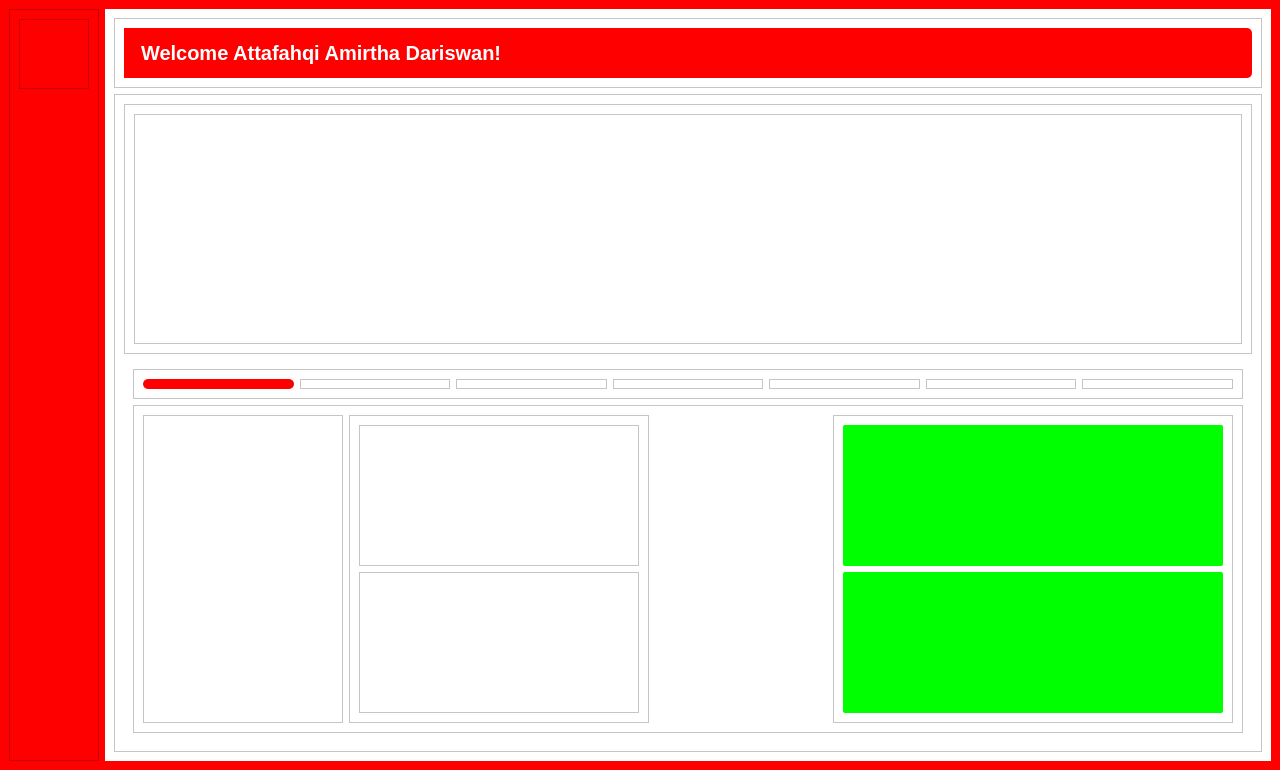
Before: the Qt Designer form pages/Home/UI_home/Admin.ui in KevinHutagaol/control-center-2026, drawn with Qt 5.
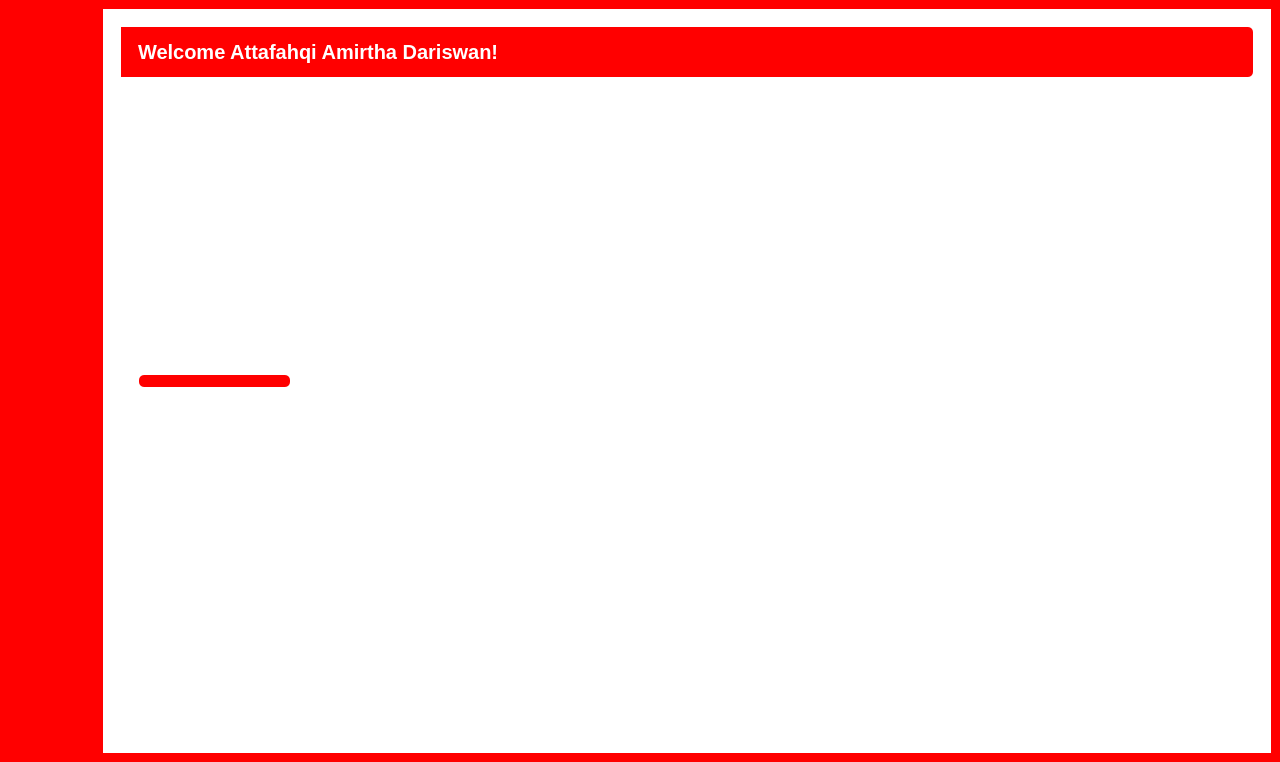
After: the same form once the commit is applied. Icons and pictures are not drawn.

Commit message: remove border in linucx

```diff
--- a/pages/Home/UI_home/Admin.ui
+++ b/pages/Home/UI_home/Admin.ui
@@ -14,11 +14,13 @@
    <string>MainWindow</string>
   </property>
   <property name="styleSheet">
-   <string notr="true"/>
+   <string notr="true">
+border: none;</string>
   </property>
   <widget class="QWidget" name="centralwidget">
    <property name="styleSheet">
-    <string notr="true">background-color: rgb(255, 0, 0);</string>
+    <string notr="true">background-color: rgb(255, 0, 0);
+border: none;</string>
    </property>
    <layout class="QHBoxLayout" name="horizontalLayout">
     <item>
@@ -36,7 +38,8 @@
        </size>
       </property>
       <property name="styleSheet">
-       <string notr="true">background-color: rgb(255, 0, 0);</string>
+       <string notr="true">background-color: rgb(255, 0, 0);
+border: none;</string>
       </property>
       <property name="frameShape">
        <enum>QFrame::StyledPanel</enum>
@@ -66,7 +69,8 @@
           </size>
          </property>
          <property name="styleSheet">
-          <string notr="true">image: url(:/Asset/Asset/Logo Putih.png);</string>
+          <string notr="true">image: url(:/Asset/Asset/Logo Putih.png);
+border: none;</string>
          </property>
          <property name="frameShape">
           <enum>QFrame::StyledPanel</enum>
@@ -122,7 +126,8 @@
 
 QPushButton:hover {
 	image: url(:/Asset/Asset/Lampu Idup.png);
-}</string>
+};
+border: none;</string>
          </property>
          <property name="text">
           <string/>
@@ -163,7 +168,8 @@
 QPushButton:hover {
 	
 	image: url(:/Asset/Asset/Chart isi.png);
-}</string>
+};
+border: none;</string>
          </property>
          <property name="text">
           <string/>
@@ -201,7 +207,8 @@
 QPushButton:hover {
 	
 	image: url(:/Asset/Asset/Chart isi.png);
-}</string>
+};
+border: none;</string>
          </property>
          <property name="text">
           <string/>
@@ -255,7 +262,8 @@
 QPushButton:hover {
 	
 	image: url(:/Asset/Asset/Log Out 2.png);
-}</string>
+};
+border: none;</string>
          </property>
          <property name="text">
           <string/>
@@ -274,7 +282,8 @@
        </size>
       </property>
       <property name="styleSheet">
-       <string notr="true">background-color: rgb(255, 255, 255);</string>
+       <string notr="true">background-color: rgb(255, 255, 255);
+border: none;</string>
       </property>
       <property name="currentIndex">
        <number>0</number>
@@ -302,7 +311,8 @@
               <string notr="true">background-color: rgb(255, 0, 0);
 border-radius : 5px;
 border-top-left-radius: 0px;
-border-bottom-left-radius: 0px;</string>
+border-bottom-left-radius: 0px;
+border: none;</string>
              </property>
              <property name="frameShape">
               <enum>QFrame::StyledPanel</enum>
@@ -318,9 +328,10 @@
 color: rgb(255, 255, 255);
 font-size: 20px;
 padding:3px;
-font-family: &quot;SF Pro Display&quot;; 
+font-family: "SF Pro Display"; 
 		font-weight: bold; 
-    	font-style: normal;</string>
+    	font-style: normal;
+border: none;</string>
                 </property>
                 <property name="text">
                  <string>Welcome Attafahqi Amirtha Dariswan!</string>
@@ -411,7 +422,8 @@
 
 QPushButton:hover {
 	image: url(:/Asset/Asset/Modul 23.png);
-}</string>
+};
+border: none;</string>
                     </property>
                     <property name="text">
                      <string/>
@@ -445,7 +457,8 @@
 
 QPushButton:hover {
 	image: url(:/Asset/Asset/Modul 4.png);
-}</string>
+};
+border: none;</string>
                     </property>
                     <property name="text">
                      <string/>
@@ -479,7 +492,8 @@
 
 QPushButton:hover {
 	image: url(:/Asset/Asset/Modul 5.png);
-}</string>
+};
+border: none;</string>
                     </property>
                     <property name="text">
                      <string/>
@@ -513,7 +527,8 @@
 
 QPushButton:hover {
 	image: url(:/Asset/Asset/Modul 6.png);
-}</string>
+};
+border: none;</string>
                     </property>
                     <property name="text">
                      <string/>
@@ -547,7 +562,8 @@
 
 QPushButton:hover {
 	image: url(:/Asset/Asset/Modul 7.png);
-}</string>
+};
+border: none;</string>
                     </property>
                     <property name="text">
                      <string/>
@@ -581,7 +597,8 @@
 
 QPushButton:hover {
 	image: url(:/Asset/Asset/Modul 8.png);
-}</string>
+};
+border: none;</string>
                     </property>
                     <property name="text">
                      <string/>
@@ -615,7 +632,8 @@
 
 QPushButton:hover {
 	image: url(:/Asset/Asset/Modul 910.png);
-}</string>
+};
+border: none;</string>
                     </property>
                     <property name="text">
                      <string/>
@@ -672,7 +690,8 @@
                    <widget class="QFrame" name="frame_6">
                     <property name="styleSheet">
                      <string notr="true">background-color: rgb(255, 0, 0);
-border-radius : 5px;</string>
+border-radius : 5px;
+border: none;</string>
                     </property>
                     <property name="frameShape">
                      <enum>QFrame::StyledPanel</enum>
@@ -748,7 +767,8 @@
                <item>
                 <widget class="QFrame" name="frame_2">
                  <property name="styleSheet">
-                  <string notr="true"/>
+                  <string notr="true">
+border: none;</string>
                  </property>
                  <property name="frameShape">
                   <enum>QFrame::StyledPanel</enum>
@@ -772,7 +792,8 @@
                      </size>
                     </property>
                     <property name="styleSheet">
-                     <string notr="true">image: url(:/Asset/Asset/Modul 23.png);</string>
+                     <string notr="true">image: url(:/Asset/Asset/Modul 23.png);
+border: none;</string>
                     </property>
                     <property name="frameShape">
                      <enum>QFrame::StyledPanel</enum>
@@ -806,7 +827,8 @@
                         </sizepolicy>
                        </property>
                        <property name="styleSheet">
-                        <string notr="true">image: url(:/Asset/Asset/Root Locus.png);</string>
+                        <string notr="true">image: url(:/Asset/Asset/Root Locus.png);
+border: none;</string>
                        </property>
                        <property name="frameShape">
                         <enum>QFrame::StyledPanel</enum>
@@ -825,7 +847,8 @@
                         </sizepolicy>
                        </property>
                        <property name="styleSheet">
-                        <string notr="true">image: url(:/Asset/Asset/FreqResp.png);</string>
+                        <string notr="true">image: url(:/Asset/Asset/FreqResp.png);
+border: none;</string>
                        </property>
                        <property name="frameShape">
                         <enum>QFrame::StyledPanel</enum>
@@ -914,7 +937,7 @@
 		image: url(:/Asset/Asset/Run1.png);
 		font-size: 40px;
 		padding:7px;
-		font-family: &quot;SF Pro Display&quot;; 
+		font-family: "SF Pro Display"; 
 			font-weight: bold; 
     		font-style: normal;
 
@@ -924,7 +947,8 @@
 QPushButton:hover {
 	image: url(:/Asset/Asset/Run2.png);
     background-color: rgba(0, 200, 0, 225);
-}</string>
+};
+border: none;</string>
                        </property>
                        <property name="text">
                         <string/>
@@ -967,7 +991,7 @@
 		image: url(:/Asset/Asset/Run1.png);
 		font-size: 40px;
 		padding:7px;
-		font-family: &quot;SF Pro Display&quot;; 
+		font-family: "SF Pro Display"; 
 			font-weight: bold; 
     		font-style: normal;
 
@@ -977,7 +1001,8 @@
 QPushButton:hover {
 	image: url(:/Asset/Asset/Run2.png);
     background-color: rgba(0, 200, 0, 225);
-}</string>
+};
+border: none;</string>
                        </property>
                        <property name="text">
                         <string/>
```
Left out of the diff: 243 changed lines with no effect on the pictures. The commit also changes 33 other files.
